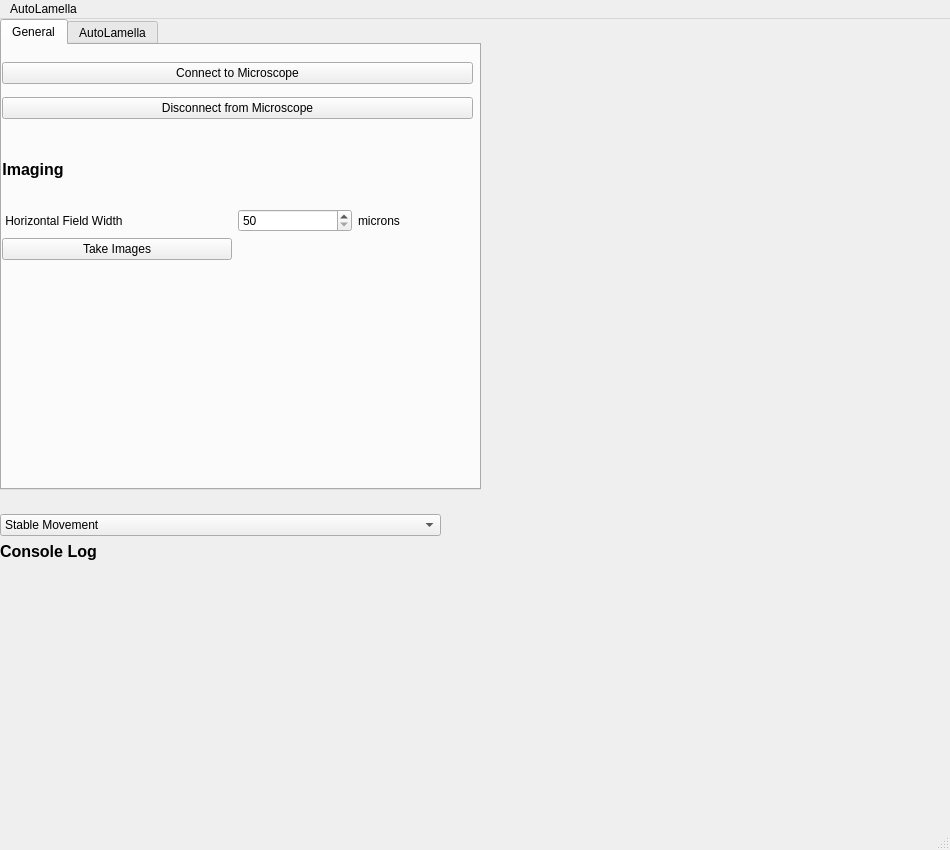
Qt form UI.ui (DeMarcoLab/autolamella) before a commit.
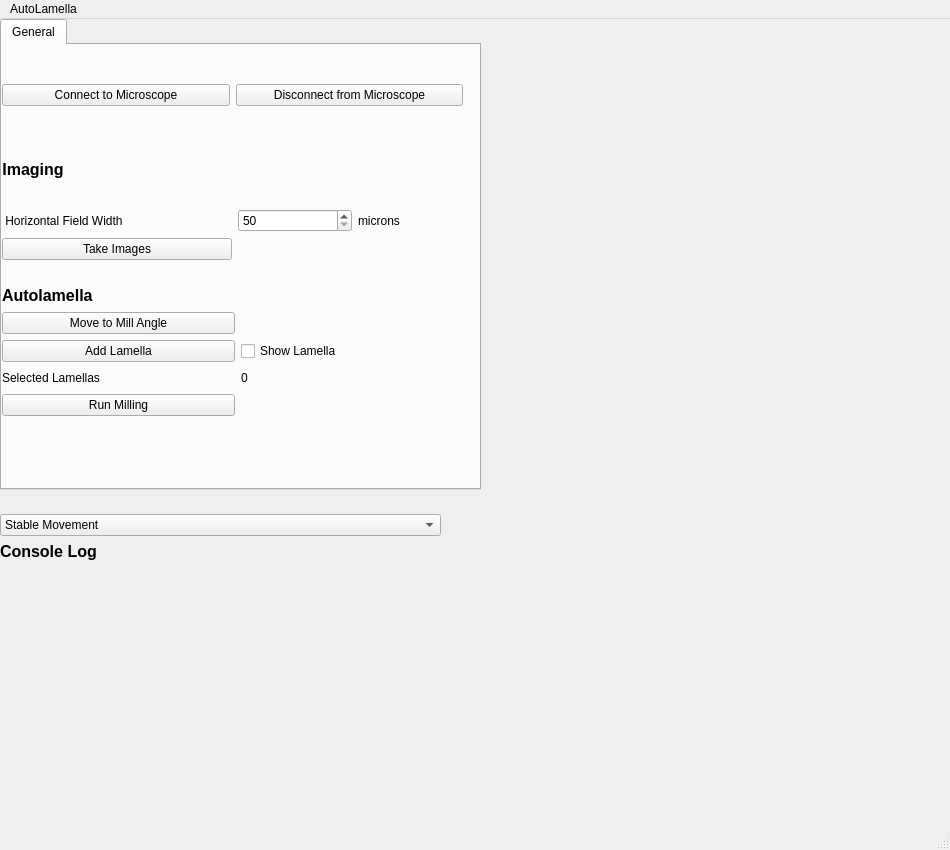
The same form after that commit. The open tabs and pages were chosen to show the change.

What changed in the file:
```diff
--- a/UI.ui
+++ b/UI.ui
@@ -36,38 +36,12 @@
      <bool>true</bool>
     </property>
     <property name="currentIndex">
-     <number>1</number>
+     <number>0</number>
     </property>
     <widget class="QWidget" name="General">
      <attribute name="title">
       <string>General</string>
      </attribute>
-     <widget class="QWidget" name="verticalLayoutWidget">
-      <property name="geometry">
-       <rect>
-        <x>0</x>
-        <y>10</y>
-        <width>471</width>
-        <height>73</height>
-       </rect>
-      </property>
-      <layout class="QVBoxLayout" name="verticalLayout">
-       <item>
-        <widget class="QPushButton" name="ConnectButton">
-         <property name="text">
-          <string>Connect to Microscope</string>
-         </property>
-        </widget>
-       </item>
-       <item>
-        <widget class="QPushButton" name="DisconnectButton">
-         <property name="text">
-          <string>Disconnect from Microscope</string>
-         </property>
-        </widget>
-       </item>
-      </layout>
-     </widget>
      <widget class="QWidget" name="gridLayoutWidget_2">
       <property name="geometry">
        <rect>
@@ -131,60 +105,98 @@
        </item>
       </layout>
      </widget>
-    </widget>
-    <widget class="QWidget" name="AutoLamella">
-     <attribute name="title">
-      <string>AutoLamella</string>
-     </attribute>
      <widget class="QWidget" name="gridLayoutWidget">
       <property name="geometry">
        <rect>
-        <x>48</x>
-        <y>40</y>
-        <width>311</width>
-        <height>191</height>
+        <x>0</x>
+        <y>240</y>
+        <width>471</width>
+        <height>131</height>
        </rect>
       </property>
       <layout class="QGridLayout" name="gridLayout">
-       <item row="0" column="0">
-        <widget class="QPushButton" name="pushButton_4">
+       <item row="2" column="1">
+        <widget class="QCheckBox" name="show_lamella">
          <property name="text">
-          <string>Move to Mill Angle</string>
+          <string>Show Lamella</string>
          </property>
         </widget>
        </item>
-       <item row="3" column="0">
+       <item row="4" column="0">
         <widget class="QPushButton" name="pushButton_3">
          <property name="text">
           <string>Run Milling</string>
          </property>
         </widget>
        </item>
+       <item row="3" column="1">
+        <widget class="QLabel" name="label_2">
+         <property name="text">
+          <string>0</string>
+         </property>
+        </widget>
+       </item>
        <item row="1" column="0">
+        <widget class="QPushButton" name="pushButton_4">
+         <property name="text">
+          <string>Move to Mill Angle</string>
+         </property>
+        </widget>
+       </item>
+       <item row="2" column="0">
         <widget class="QPushButton" name="pushButton_2">
          <property name="text">
           <string>Add Lamella</string>
          </property>
         </widget>
        </item>
-       <item row="1" column="1">
-        <widget class="QCheckBox" name="show_lamella">
-         <property name="text">
-          <string>Show Lamella</string>
-         </property>
-        </widget>
-       </item>
-       <item row="2" column="0">
+       <item row="3" column="0">
         <widget class="QLabel" name="label">
          <property name="text">
           <string>Selected Lamellas</string>
          </property>
         </widget>
        </item>
-       <item row="2" column="1">
-        <widget class="QLabel" name="label_2">
+       <item row="0" column="0" colspan="2">
+        <widget class="QLabel" name="label_11">
+         <property name="font">
+          <font>
+           <pointsize>12</pointsize>
+           <weight>75</weight>
+           <bold>true</bold>
+          </font>
+         </property>
          <property name="text">
-          <string>0</string>
+          <string>Autolamella</string>
+         </property>
+         <property name="alignment">
+          <set>Qt::AlignLeading|Qt::AlignLeft|Qt::AlignVCenter</set>
+         </property>
+        </widget>
+       </item>
+      </layout>
+     </widget>
+     <widget class="QWidget" name="horizontalLayoutWidget">
+      <property name="geometry">
+       <rect>
+        <x>0</x>
+        <y>10</y>
+        <width>461</width>
+        <height>80</height>
+       </rect>
+      </property>
+      <layout class="QHBoxLayout" name="horizontalLayout">
+       <item>
+        <widget class="QPushButton" name="ConnectButton">
+         <property name="text">
+          <string>Connect to Microscope</string>
+         </property>
+        </widget>
+       </item>
+       <item>
+        <widget class="QPushButton" name="DisconnectButton">
+         <property name="text">
+          <string>Disconnect from Microscope</string>
          </property>
         </widget>
        </item>
@@ -305,7 +317,7 @@
      <x>0</x>
      <y>0</y>
      <width>950</width>
-     <height>26</height>
+     <height>21</height>
     </rect>
    </property>
    <widget class="QMenu" name="menuAutoLamella">
```
